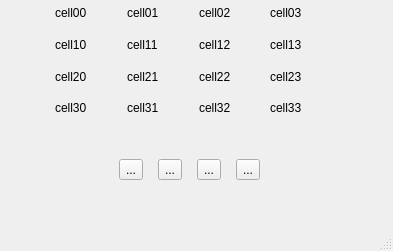
Before: the Qt Designer form mainwindow.ui in winter78102/Game2048, drawn with Qt 5.
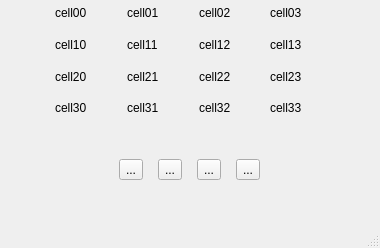
After: the same form once the commit is applied. Icons and pictures are not drawn.

```diff
--- a/mainwindow.ui
+++ b/mainwindow.ui
@@ -6,8 +6,8 @@
    <rect>
     <x>0</x>
     <y>0</y>
-    <width>393</width>
-    <height>251</height>
+    <width>380</width>
+    <height>248</height>
    </rect>
   </property>
   <property name="sizePolicy">
```
Left out of the diff: 40 changed lines with no effect on the pictures.
